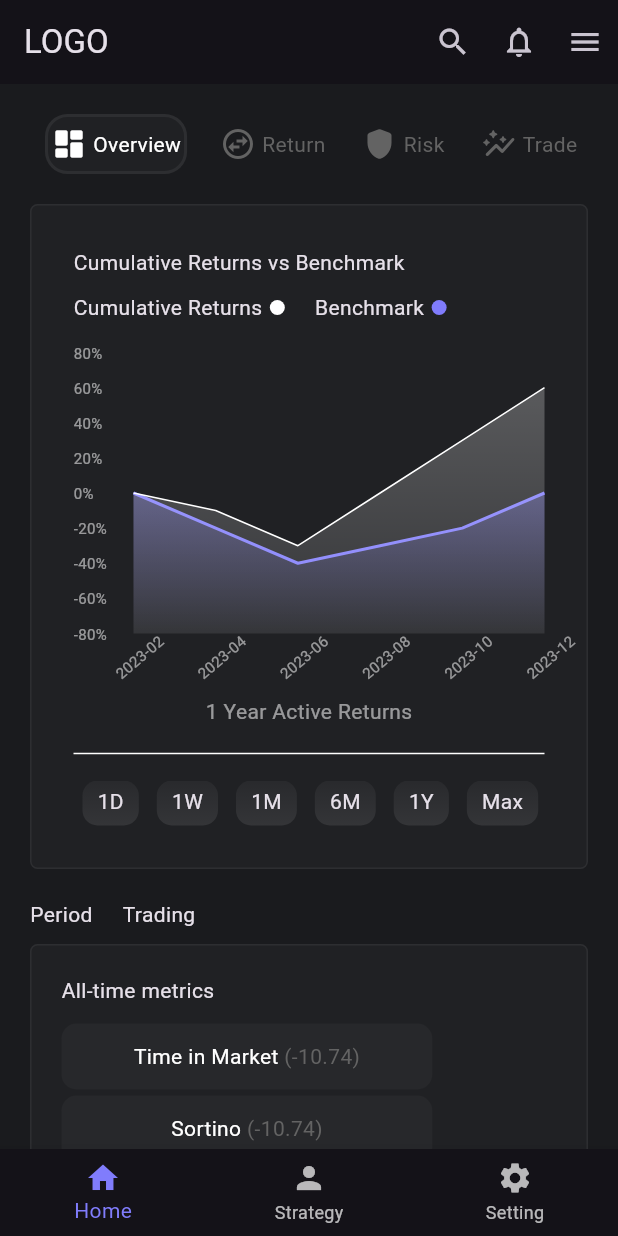
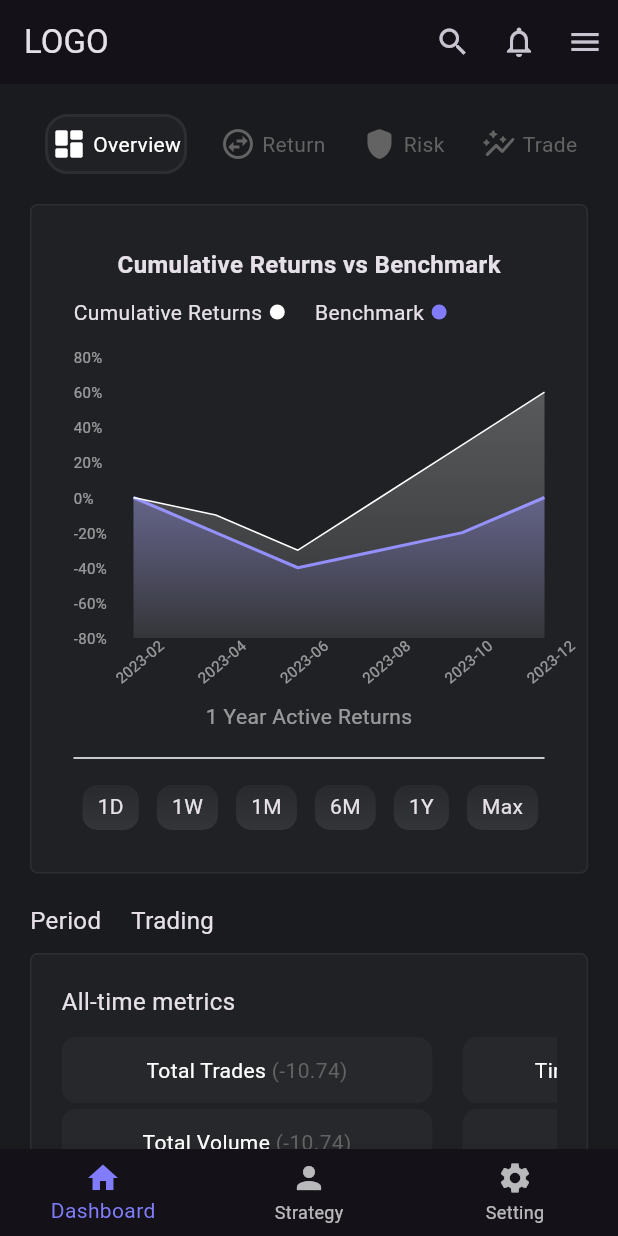
Before and after one commit to Wannabe-King/TradeAppUI, a Flutter app: the screen it shows after launch, on a phone screen of 412 x 824 dp. Run offline on Flutter 3.47's test engine with Material 3 defaults, Android fonts, the phone set to English and light mode, and no system bars; drawn by our look-alikes of fl_chart; Roboto replaces fonts that are missing (Poppins).

Commit message:
metrics container carousel added

```diff
--- /dev/null
+++ b/lib/data/metric_data.dart
@@ -0,0 +1,27 @@
+import 'package:stockportfoliodashboard/model/metric_model.dart';
+
+class MetricData {
+  final List<List<MetricModel>> data = [
+    [
+      MetricModel(lable: "Total Trades ", data: -10.74),
+      MetricModel(lable: "Total Volume ", data: -10.74),
+      MetricModel(lable: "Average Holding Period ", data: -10.74),
+      MetricModel(lable: "Avg Loss/Avg Profit ", data: -10.74),
+      MetricModel(lable: "Profit Factor ", data: -10.74),
+    ],
+    [
+      MetricModel(lable: "Time in Market ", data: -10.74),
+      MetricModel(lable: "Sortino ", data: -10.74),
+      MetricModel(lable: "Smart Sharpe ", data: -10.74),
+      MetricModel(lable: "Smart Sortino ", data: -10.74),
+      MetricModel(lable: "Calmar ", data: -10.74),
+    ],
+    [
+      MetricModel(lable: "Treynor ", data: -10.74),
+      MetricModel(lable: "VaR ", data: -10.74),
+      MetricModel(lable: "cVaR ", data: -10.74),
+      MetricModel(lable: "Average Drawdown ", data: -10.74),
+      MetricModel(lable: "Average DD length ", data: -10.74),
+    ],
+  ];
+}
--- /dev/null
+++ b/lib/model/metric_model.dart
@@ -0,0 +1,6 @@
+class MetricModel {
+  final String lable;
+  final double data;
+
+  MetricModel({required this.lable, required this.data});
+}
--- a/lib/screens/home_screen.dart
+++ b/lib/screens/home_screen.dart
@@ -1,5 +1,5 @@
-import 'package:flutter/gestures.dart';
 import 'package:flutter/material.dart';
+import 'package:stockportfoliodashboard/data/metric_data.dart';
 import 'package:stockportfoliodashboard/data/top_menu_data.dart';
 import 'package:stockportfoliodashboard/utils/constants/colors.dart';
 import 'package:stockportfoliodashboard/utils/widgets/action_item.dart';
@@ -17,6 +17,7 @@ class HomeScreen extends StatefulWidget {
 
 class _HomeScreenState extends State<HomeScreen> {
   final data = TopMenuData();
+  final metricData = MetricData();
   int selectedIndex = 0;
   TopMenuOptions buildTopMenuItem(int index) {
     final isSelected = selectedIndex == index;
@@ -31,6 +32,19 @@ class _HomeScreenState extends State<HomeScreen> {
               selectedIndex = index;
             }),
           },
+    );
+  }
+
+  Widget buildMetricContainer(int i) {
+    final metrics = metricData.data[i];
+    return Container(
+      margin: EdgeInsets.only(right: 20),
+      width: MediaQuery.of(context).size.width * 0.6,
+      padding: EdgeInsets.symmetric(vertical: 10),
+      child: ListView.builder(
+        itemCount: metrics.length,
+        itemBuilder: (context, index) => MetricItem(data: metrics[index]),
+      ),
     );
   }
 
@@ -150,16 +164,11 @@ class _HomeScreenState extends State<HomeScreen> {
           actions: [
             ActionItem(icon: Icons.search, padding: 20),
             ActionItem(icon: Icons.notifications_none_outlined, padding: 20),
-            ActionItem(
-              icon: Icons.menu,
-              padding: 10,
-              onTap: () => Scaffold.of(context).openEndDrawer(),
-            ),
+            ActionItem(icon: Icons.menu, padding: 10),
           ],
         ),
         body: SingleChildScrollView(
           child: Container(
-            // height: MediaQuery.of(context).size.height,
             padding: EdgeInsets.all(20),
             child: Column(
               children: [
@@ -178,7 +187,13 @@ class _HomeScreenState extends State<HomeScreen> {
                 CustomCard(padding: 20, child: LineChartCard()),
                 SizedBox(height: 20),
 
-                Row(spacing: 20, children: [Text("Period"), Text("Trading")]),
+                Row(
+                  spacing: 20,
+                  children: [
+                    Text("Period", style: TextStyle(fontSize: 16)),
+                    Text("Trading", style: TextStyle(fontSize: 16)),
+                  ],
+                ),
                 SizedBox(height: 10),
 
                 // Metric Container
@@ -188,53 +203,15 @@ class _HomeScreenState extends State<HomeScreen> {
                   child: Column(
                     crossAxisAlignment: CrossAxisAlignment.start,
                     children: [
-                      Text("All-time metrics"),
-                      Container(
-                        width: MediaQuery.of(context).size.width * 0.6,
-                        padding: EdgeInsets.symmetric(vertical: 10),
-
-                        // child: Column(
-                        //   children: [
-                        //     MetricItem(lable: "Total Trades ", data: '-10.74'),
-                        //     MetricItem(lable: "Total Volume ", data: '-10.74'),
-                        //     MetricItem(
-                        //       lable: "Average Holding Period ",
-                        //       data: '-10.74',
-                        //     ),
-                        //     MetricItem(
-                        //       lable: "Avg Loss/Avg Profit ",
-                        //       data: '-10.74',
-                        //     ),
-                        //     MetricItem(lable: "Profit Factor ", data: '-10.74'),
-                        //   ],
-                        // ),
-                        child: Column(
-                          children: [
-                            MetricItem(
-                              lable: "Time in Market ",
-                              data: '-10.74',
-                            ),
-                            MetricItem(lable: "Sortino ", data: '-10.74'),
-                            MetricItem(lable: "Smart Sharpe ", data: '-10.74'),
-                            MetricItem(lable: "Smart Sortino ", data: '-10.74'),
-                            MetricItem(lable: "Calmar ", data: '-10.74'),
-                          ],
+                      Text("All-time metrics", style: TextStyle(fontSize: 16)),
+                      SizedBox(
+                        height: 280,
+                        child: ListView.builder(
+                          scrollDirection: Axis.horizontal,
+                          itemBuilder:
+                              (context, index) => buildMetricContainer(index),
+                          itemCount: metricData.data.length,
                         ),
-                        // child: Column(
-                        //   children: [
-                        //     MetricItem(lable: "Treynor ", data: '-10.74'),
-                        //     MetricItem(lable: "VaR ", data: '-10.74'),
-                        //     MetricItem(
-                        //       lable: "cVaR ",
-                        //       data: '-10.74',
-                        //     ),
-                        //     MetricItem(
-                        //       lable: "Average Drawdown ",
-                        //       data: '-10.74',
-                        //     ),
-                        //     MetricItem(lable: "Average DD length ", data: '-10.74'),
-                        //   ],
-                        // ),
                       ),
                       Row(
                         mainAxisAlignment: MainAxisAlignment.end,
@@ -282,7 +259,7 @@ class _HomeScreenState extends State<HomeScreen> {
         bottomNavigationBar: BottomNavigationBar(
           selectedItemColor: ColorX.secondaryColor,
           items: [
-            BottomNavigationBarItem(icon: Icon(Icons.home), label: "Home"),
+            BottomNavigationBarItem(icon: Icon(Icons.home), label: "Dashboard"),
             BottomNavigationBarItem(
               icon: Icon(Icons.person),
               label: "Strategy",
--- a/lib/utils/widgets/action_item.dart
+++ b/lib/utils/widgets/action_item.dart
@@ -5,7 +5,12 @@ class ActionItem extends StatelessWidget {
   final double padding;
   final Function()? onTap;
 
-  const ActionItem({super.key, required this.icon, required this.padding, this.onTap});
+  const ActionItem({
+    super.key,
+    required this.icon,
+    required this.padding,
+    this.onTap,
+  });
 
   @override
   Widget build(BuildContext context) {
@@ -14,7 +19,11 @@ class ActionItem extends StatelessWidget {
       child: Builder(
         builder: (context) {
           return InkWell(
-            onTap: onTap,
+            onTap:
+                onTap ??
+                () {
+                  Scaffold.of(context).openEndDrawer();
+                },
             child: Icon(icon),
           );
         },
--- a/lib/utils/widgets/line_chart_card.dart
+++ b/lib/utils/widgets/line_chart_card.dart
@@ -29,9 +29,11 @@ class LineChartCard extends StatelessWidget {
         children: [
           Padding(
             padding: const EdgeInsets.only(bottom: 10.0),
-            child: Text(
-              "Cumulative Returns vs Benchmark",
-              style: TextStyle(fontSize: 14),
+            child: Center(
+              child: Text(
+                "Cumulative Returns vs Benchmark",
+                style: TextStyle(fontSize: 16, fontWeight: FontWeight.bold),
+              ),
             ),
           ),
           Padding(
--- a/lib/utils/widgets/metric_item.dart
+++ b/lib/utils/widgets/metric_item.dart
@@ -1,11 +1,11 @@
 import 'package:flutter/material.dart';
+import 'package:stockportfoliodashboard/model/metric_model.dart';
 import 'package:stockportfoliodashboard/utils/constants/colors.dart';
 
 class MetricItem extends StatelessWidget {
-  final String lable;
-  final String data;
+  final MetricModel data;
 
-  const MetricItem({super.key, required this.lable, required this.data});
+  const MetricItem({super.key, required this.data});
 
   @override
   Widget build(BuildContext context) {
@@ -19,8 +19,11 @@ class MetricItem extends StatelessWidget {
       child: Row(
         mainAxisAlignment: MainAxisAlignment.center,
         children: [
-          Text(lable, style: TextStyle(color: ColorX.primaryTextColor)),
-          Text('($data)', style: TextStyle(color: ColorX.secondaryTextColor)),
+          Text(data.lable, style: TextStyle(color: ColorX.primaryTextColor)),
+          Text(
+            '(${data.data})',
+            style: TextStyle(color: ColorX.secondaryTextColor),
+          ),
         ],
       ),
     );
```
